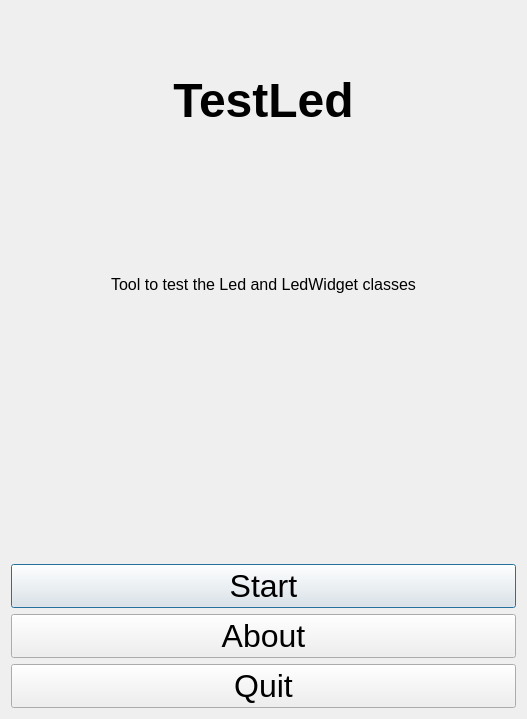
This is Tools/ToolTestLed/qttestledmenudialog.ui in richelbilderbeek/ProjectRichelBilderbeek as Qt 5 draws it before an edit. The edited form follows.
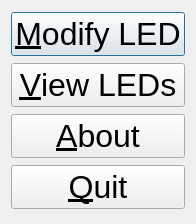
This is the edited form. Icons and pictures are not drawn.

```diff
--- a/Tools/ToolTestLed/qttestledmenudialog.ui
+++ b/Tools/ToolTestLed/qttestledmenudialog.ui
@@ -6,8 +6,8 @@
    <rect>
     <x>0</x>
     <y>0</y>
-    <width>527</width>
-    <height>719</height>
+    <width>185</width>
+    <height>224</height>
    </rect>
   </property>
   <property name="font">
@@ -18,71 +18,32 @@
   <property name="windowTitle">
    <string>TestDial</string>
   </property>
-  <property name="windowIcon">
-   <iconset>
-    <normaloff>:/ToolTestDial/images/R.png</normaloff>:/ToolTestDial/images/R.png</iconset>
-  </property>
-  <layout class="QVBoxLayout" name="verticalLayout">
-   <item>
-    <widget class="QLabel" name="label_title">
-     <property name="font">
-      <font>
-       <pointsize>36</pointsize>
-       <weight>75</weight>
-       <bold>true</bold>
-      </font>
-     </property>
+  <layout class="QGridLayout" name="gridLayout">
+   <item row="0" column="0">
+    <widget class="QPushButton" name="button_led_modify">
      <property name="text">
-      <string>TestLed</string>
+      <string>&amp;Modify LED</string>
      </property>
-     <property name="alignment">
-      <set>Qt::AlignCenter</set>
-     </property>
     </widget>
    </item>
-   <item>
-    <widget class="QLabel" name="label_subtitle">
-     <property name="font">
-      <font>
-       <pointsize>12</pointsize>
-      </font>
-     </property>
+   <item row="1" column="0">
+    <widget class="QPushButton" name="button_led_compare">
      <property name="text">
-      <string>Tool to test the Led and LedWidget classes</string>
+      <string>&amp;View LEDs</string>
      </property>
-     <property name="alignment">
-      <set>Qt::AlignCenter</set>
-     </property>
     </widget>
    </item>
-   <item>
-    <widget class="QLabel" name="label">
-     <property name="text">
-      <string/>
-     </property>
-     <property name="pixmap">
-      <pixmap resource="ToolTestLed.qrc">:/ToolTestLed/images/ToolTestLedWelcome.png</pixmap>
-     </property>
-    </widget>
-   </item>
-   <item>
-    <widget class="QPushButton" name="button_start">
-     <property name="text">
-      <string>Start</string>
-     </property>
-    </widget>
-   </item>
-   <item>
+   <item row="2" column="0">
     <widget class="QPushButton" name="button_about">
      <property name="text">
-      <string>About</string>
+      <string>&amp;About</string>
      </property>
     </widget>
    </item>
-   <item>
+   <item row="3" column="0">
     <widget class="QPushButton" name="button_quit">
      <property name="text">
-      <string>Quit</string>
+      <string>&amp;Quit</string>
      </property>
     </widget>
    </item>
```
Left out of the diff: 6 changed lines with no effect on the pictures.
